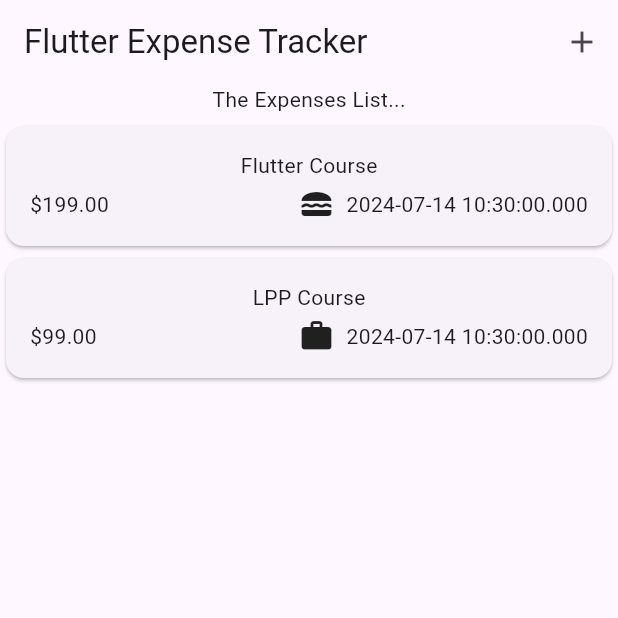
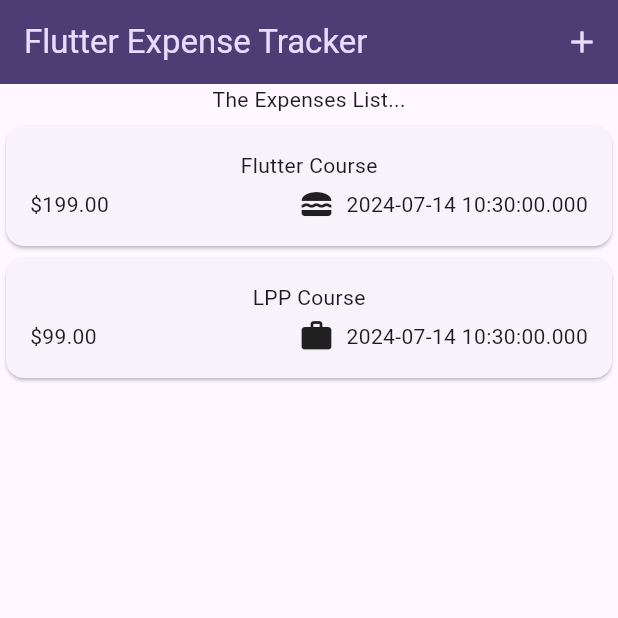
Before and after one commit to Vikas-garg-tiet26/MyExpenseManager, a Flutter app: the screen it shows after launch, on a phone screen of 412 x 824 dp, the top half of it. Run offline on Flutter 3.47's test engine with Material 3 defaults, Android fonts, the light colour scheme and no system bars.

Commit message:
themeing default

```diff
--- a/lib/main.dart
+++ b/lib/main.dart
@@ -1,6 +1,7 @@
 import 'package:expense_trcker/models/expenses.dart';
 import 'package:flutter/material.dart';
 
+var kColorScheme = ColorScheme.fromSeed(seedColor: const Color.fromARGB(255, 130, 81, 245));
 void main() {
   runApp(const ExpenseApp());
 }
@@ -11,9 +12,17 @@ class ExpenseApp extends StatelessWidget {
   // This widget is the root of your application.
   @override
   Widget build(BuildContext context) {
-    return (const MaterialApp(
+    return (MaterialApp(
+      theme: ThemeData().copyWith(
+        colorScheme:kColorScheme,
+        appBarTheme: const AppBarTheme().copyWith(
+          backgroundColor: kColorScheme.onPrimaryContainer,
+          foregroundColor: kColorScheme.primaryContainer,
+
+        )
+      ),
       debugShowCheckedModeBanner: false,
-      home: Expenses(),
+      home:const Expenses(),
     ));
   }
 }
```
Also changed, not shown: lib/models/expenses_list.dart (+5 -4 lines).
